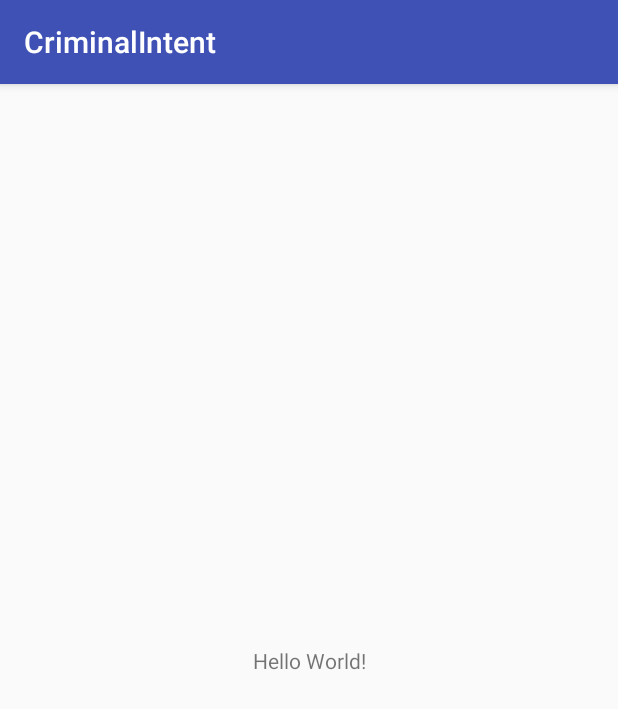
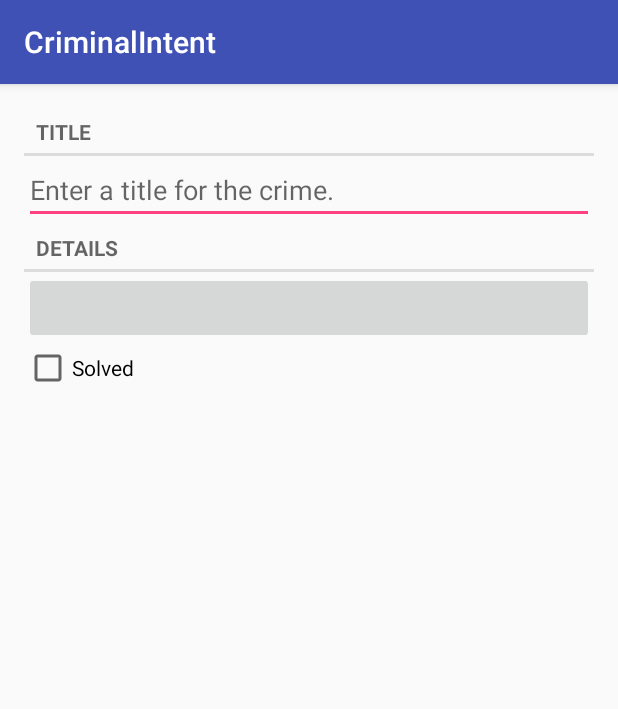
Before and after one commit to smarus/CriminalIntent, an Android app: the screen it shows after launch (CrimeActivity), on a phone screen of 412 x 824 dp. Shown: the top 709 px of the screen. Run offline under Robolectric (Android 15) with nearby library versions, the phone set to English and light mode, and no system bars; 1 statement that could not run was skipped.

Commit message:
add fragment and fragmentManager

```diff
--- /dev/null
+++ b/app/src/main/java/kurmanov/ruslan/android/criminalintent/Crime.java
@@ -0,0 +1,51 @@
+package kurmanov.ruslan.android.criminalintent;
+
+import java.util.Date;
+import java.util.UUID;
+
+/**
+ * Created by ruslan on 10/15/17.
+ */
+
+public class Crime {
+    private UUID mId;
+    private String mTitle;
+    private Date mDate;
+    private boolean mSolved;
+    public Crime() {
+        this.mId = UUID.randomUUID();
+
+    }
+
+    public UUID getId() {
+        return mId;
+    }
+
+    public void setId(UUID mId) {
+        this.mId = mId;
+    }
+
+    public String getTitle() {
+        return mTitle;
+    }
+
+    public void setTitle(String mTitle) {
+        this.mTitle = mTitle;
+    }
+
+    public Date getDate() {
+        return mDate;
+    }
+
+    public void setDate(Date mDate) {
+        this.mDate = mDate;
+    }
+
+    public boolean isSolved() {
+        return mSolved;
+    }
+
+    public void setSolved(boolean mSolved) {
+        this.mSolved = mSolved;
+    }
+}
--- a/app/src/main/java/kurmanov/ruslan/android/criminalintent/CrimeActivity.java
+++ b/app/src/main/java/kurmanov/ruslan/android/criminalintent/CrimeActivity.java
@@ -1,13 +1,25 @@
 package kurmanov.ruslan.android.criminalintent;
 
+import android.support.v4.app.Fragment;
+import android.support.v4.app.FragmentManager;
 import android.support.v7.app.AppCompatActivity;
 import android.os.Bundle;
 
 public class CrimeActivity extends AppCompatActivity {
 
+
     @Override
     protected void onCreate(Bundle savedInstanceState) {
         super.onCreate(savedInstanceState);
         setContentView(R.layout.activity_crime);
+        FragmentManager fm = getSupportFragmentManager();
+        Fragment fragment = fm.findFragmentById(R.id.fragment_container);
+        if (fragment==null){
+                fragment = new CrimeFragment();
+                fm.beginTransaction()
+                        .add(R.id.fragment_container, fragment)
+                        .commit();
+
+        }
     }
 }
--- /dev/null
+++ b/app/src/main/java/kurmanov/ruslan/android/criminalintent/CrimeFragment.java
@@ -0,0 +1,71 @@
+package kurmanov.ruslan.android.criminalintent;
+
+import android.os.Bundle;
+import android.support.annotation.Nullable;
+import android.support.v4.app.Fragment;
+import android.text.Editable;
+import android.text.TextWatcher;
+import android.view.LayoutInflater;
+import android.view.View;
+import android.view.ViewGroup;
+import android.widget.Button;
+import android.widget.CheckBox;
+import android.widget.CompoundButton;
+import android.widget.EditText;
+
+import static android.widget.CompoundButton.*;
+
+/**
+ * Created by ruslan on 10/15/17.
+ */
+
+public class CrimeFragment extends Fragment {
+
+    private Crime mCrime;
+    private EditText mTitleField;
+    private Button mDateButton;
+    private CheckBox mSolvedCheckBox;
+
+    @Override
+    public void onCreate(@Nullable Bundle savedInstanceState) {
+        super.onCreate(savedInstanceState);
+        mCrime = new Crime();
+    }
+
+    @Override
+    public View onCreateView(LayoutInflater inflater, ViewGroup container,
+                             Bundle savedInstanceState) {
+        View v = inflater.inflate(R.layout.fragment_crime, container, false);
+        mTitleField = (EditText) v.findViewById(R.id.crime_title);
+        mTitleField.addTextChangedListener(new TextWatcher() {
+            @Override
+            public void beforeTextChanged(
+                    CharSequence s, int start, int count, int after) {
+// Здесь намеренно оставлено пустое место
+            }
+
+            @Override
+            public void onTextChanged(
+                    CharSequence s, int start, int before, int count) {
+                mCrime.setTitle(s.toString());
+            }
+
+            @Override
+            public void afterTextChanged(Editable s) {
+// И здесь тоже
+            }
+        });
+
+        mDateButton = (Button) v.findViewById(R.id.crime_date);
+        mDateButton.setText(mCrime.getDate().toString());
+        mDateButton.setEnabled(false);
+        mSolvedCheckBox = (CheckBox)v.findViewById(R.id.crime_solved);
+        mSolvedCheckBox.setOnCheckedChangeListener(new OnCheckedChangeListener(){
+            @Override
+            public void onCheckedChanged(CompoundButton compoundButton, boolean isChecked) {
+                mCrime.setSolved(isChecked);
+            }
+        });
+        return v;
+    }
+}
--- a/app/src/main/res/layout/activity_crime.xml
+++ b/app/src/main/res/layout/activity_crime.xml
@@ -1,18 +1,12 @@
 <?xml version="1.0" encoding="utf-8"?>
-<android.support.constraint.ConstraintLayout xmlns:android="http://schemas.android.com/apk/res/android"
+<FrameLayout xmlns:android="http://schemas.android.com/apk/res/android"
     xmlns:app="http://schemas.android.com/apk/res-auto"
     xmlns:tools="http://schemas.android.com/tools"
+    android:id="@+id/fragment_container"
     android:layout_width="match_parent"
-    android:layout_height="match_parent"
-    tools:context="kurmanov.ruslan.android.criminalintent.CrimeActivity">
+    android:layout_height="match_parent">
 
-    <TextView
-        android:layout_width="wrap_content"
-        android:layout_height="wrap_content"
-        android:text="Hello World!"
-        app:layout_constraintBottom_toBottomOf="parent"
-        app:layout_constraintLeft_toLeftOf="parent"
-        app:layout_constraintRight_toRightOf="parent"
-        app:layout_constraintTop_toTopOf="parent" />
 
-</android.support.constraint.ConstraintLayout>
+
+
+</FrameLayout>
--- /dev/null
+++ b/app/src/main/res/layout/fragment_crime.xml
@@ -0,0 +1,32 @@
+<?xml version="1.0" encoding="utf-8"?>
+<LinearLayout xmlns:android="http://schemas.android.com/apk/res/android"
+    android:layout_width="match_parent"
+    android:layout_height="match_parent"
+    android:layout_margin="16dp"
+    android:orientation="vertical">
+    <TextView
+        style="?android:listSeparatorTextViewStyle"
+        android:layout_width="match_parent"
+        android:layout_height="wrap_content"
+        android:text="@string/crime_title_label"/>
+    <EditText
+        android:id="@+id/crime_title"
+        android:layout_width="match_parent"
+        android:layout_height="wrap_content"
+        android:hint="@string/crime_title_hint"/>
+    <TextView
+        style="?android:listSeparatorTextViewStyle"
+        android:layout_width="match_parent"
+        android:layout_height="wrap_content"
+        android:text="@string/crime_details_label"/>
+    <Button
+        android:id="@+id/crime_date"
+        android:layout_width="match_parent"
+        android:layout_height="wrap_content"/>
+
+    <CheckBox
+        android:id="@+id/crime_solved"
+        android:layout_width="match_parent"
+        android:layout_height="wrap_content"
+        android:text="@string/crime_solved_label"/>
+    </LinearLayout>
--- a/app/src/main/res/values/strings.xml
+++ b/app/src/main/res/values/strings.xml
@@ -1,3 +1,7 @@
 <resources>
     <string name="app_name">CriminalIntent</string>
+    <string name="crime_title_hint">Enter a title for the crime.</string>
+    <string name="crime_title_label">Title</string>
+    <string name="crime_details_label">Details</string>
+    <string name="crime_solved_label">Solved</string>
 </resources>
```
